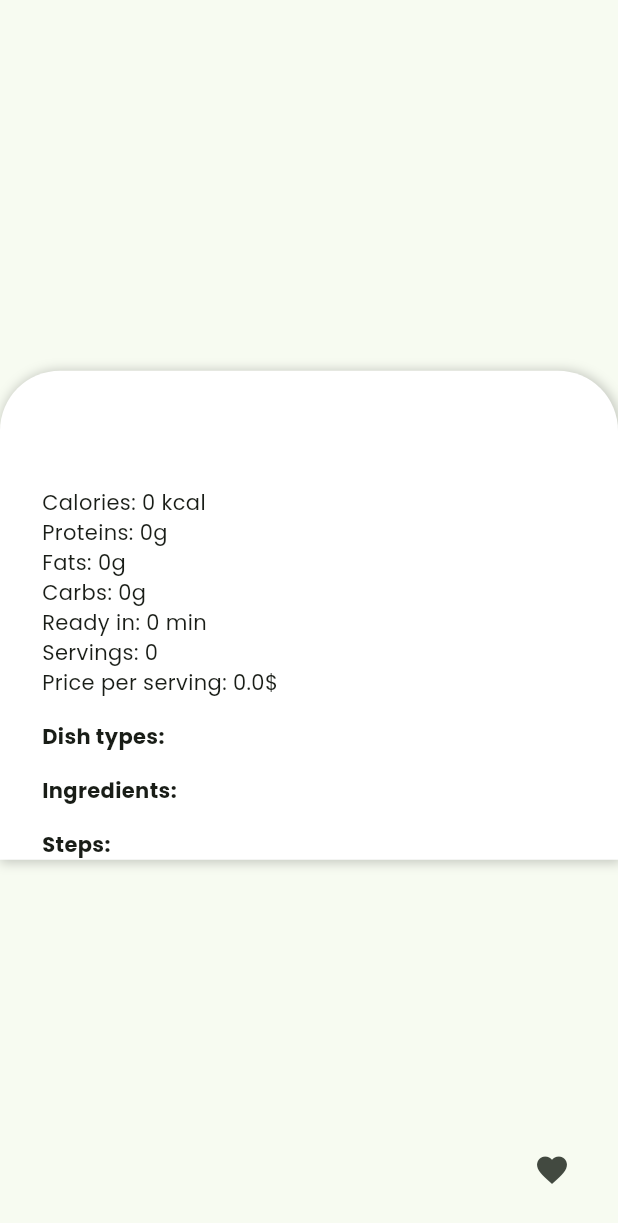
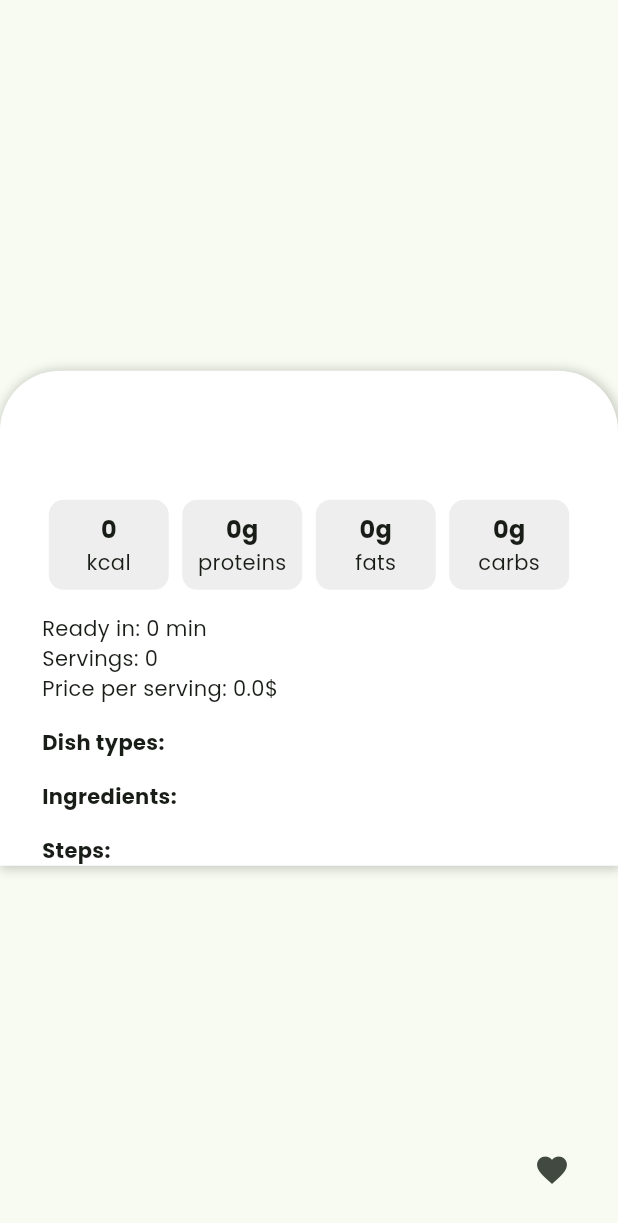
Before and after one commit to p-olszewski/DietDesigner, a Flutter app: the MealDetailsData widget shown alone on an empty page, opened directly with empty values, on a phone screen of 412 x 824 dp. Shown: the top 1223 px of the screen. Run offline on Flutter 3.47's test engine with Material 2 defaults, Android fonts, the phone set to English and light mode, and no system bars; our stand-ins replace cloud_firestore, firebase_auth, firebase_core, flutter_dotenv, fluttertoast, google_fonts; accounts and stored records are empty; network calls fail.

Commit message:
display nutrients in containers

```diff
--- a/lib/screens/meal_details_screen.dart
+++ b/lib/screens/meal_details_screen.dart
@@ -93,6 +93,35 @@ class MealDetailsData extends StatelessWidget {
 
   final Meal meal;
 
+  Container _buildNutritionInfoContainer(String value, String label) {
+    return Container(
+      width: 80,
+      height: 60,
+      decoration: BoxDecoration(
+        color: Colors.grey[200],
+        borderRadius: BorderRadius.circular(10),
+      ),
+      padding: const EdgeInsets.all(8),
+      child: Column(
+        mainAxisAlignment: MainAxisAlignment.spaceEvenly,
+        children: [
+          Text(
+            value,
+            style: const TextStyle(
+              fontWeight: FontWeight.bold,
+              fontSize: 16,
+            ),
+          ),
+          Text(
+            label,
+            textAlign: TextAlign.center,
+            style: const TextStyle(fontSize: 14),
+          ),
+        ],
+      ),
+    );
+  }
+
   @override
   Widget build(BuildContext context) {
     return DraggableScrollableSheet(
@@ -131,9 +160,19 @@ class MealDetailsData extends StatelessWidget {
                         meal.title,
                         style: const TextStyle(fontSize: 24, fontWeight: FontWeight.bold),
                       ),
+                      const SizedBox(height: 24),
+                      Row(
+                        mainAxisAlignment: MainAxisAlignment.spaceAround,
+                        children: [
+                          _buildNutritionInfoContainer('${meal.calories.round()}', 'kcal'),
+                          _buildNutritionInfoContainer('${meal.proteins.round()}g', 'proteins'),
+                          _buildNutritionInfoContainer('${meal.fats.round()}g', 'fats'),
+                          _buildNutritionInfoContainer('${meal.carbs.round()}g', 'carbs'),
+                        ],
+                      ),
                       const SizedBox(height: 16),
                       Text(
-                          'Calories: ${meal.calories.round()} kcal\nProteins: ${meal.proteins.round()}g\nFats: ${meal.fats.round()}g\nCarbs: ${meal.carbs.round()}g\nReady in: ${meal.readyInMinutes} min\nServings: ${meal.servings}\nPrice per serving: ${meal.pricePerServing}\$'),
+                          'Ready in: ${meal.readyInMinutes} min\nServings: ${meal.servings}\nPrice per serving: ${meal.pricePerServing}\$'),
                       const SizedBox(height: 16),
                       const Text(
                         "Dish types:",
```
